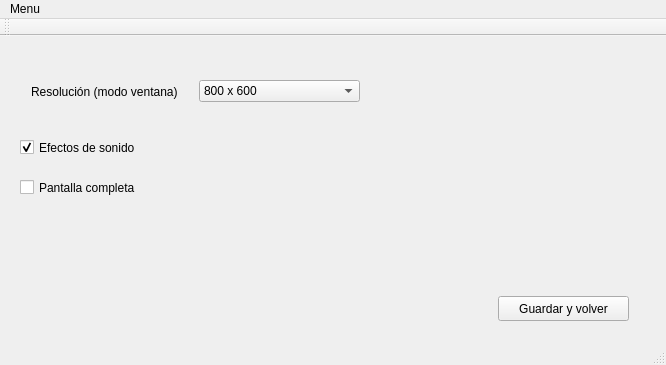
First picture: the form in client/qtdesigner/clientlobby.ui, repository gabyrobles93/worms-game-remake, before the edit.
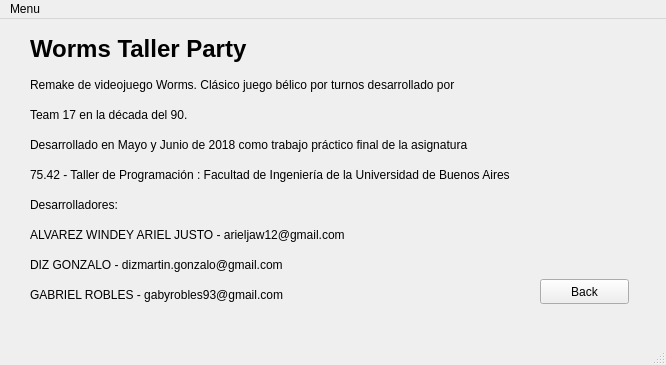
Second picture: the form after the edit. Icons and pictures are not drawn.

Commit message: Se agrega boton de 'acerca de' en la tool bar del cliente.

```diff
--- a/client/qtdesigner/clientlobby.ui
+++ b/client/qtdesigner/clientlobby.ui
@@ -36,7 +36,7 @@
      </rect>
     </property>
     <property name="currentIndex">
-     <number>6</number>
+     <number>5</number>
     </property>
     <widget class="QWidget" name="page_connection">
      <widget class="QGroupBox" name="box_connection">
@@ -750,8 +750,139 @@
      <zorder>background_4</zorder>
      <zorder>groupBox_2</zorder>
     </widget>
-    <widget class="QWidget" name="page_settings"/>
     <widget class="QWidget" name="page_about">
+     <widget class="QPushButton" name="button_back_about">
+      <property name="geometry">
+       <rect>
+        <x>540</x>
+        <y>260</y>
+        <width>89</width>
+        <height>25</height>
+       </rect>
+      </property>
+      <property name="text">
+       <string>Back</string>
+      </property>
+     </widget>
+     <widget class="QLabel" name="label_13">
+      <property name="geometry">
+       <rect>
+        <x>30</x>
+        <y>10</y>
+        <width>221</width>
+        <height>41</height>
+       </rect>
+      </property>
+      <property name="text">
+       <string>&lt;html&gt;&lt;head/&gt;&lt;body&gt;&lt;p&gt;&lt;span style=&quot; font-size:18pt; font-weight:600;&quot;&gt;Worms Taller Party&lt;/span&gt;&lt;/p&gt;&lt;/body&gt;&lt;/html&gt;</string>
+      </property>
+     </widget>
+     <widget class="QLabel" name="label_15">
+      <property name="geometry">
+       <rect>
+        <x>30</x>
+        <y>50</y>
+        <width>541</width>
+        <height>31</height>
+       </rect>
+      </property>
+      <property name="text">
+       <string>Remake de videojuego Worms. Clásico juego bélico por turnos desarrollado por</string>
+      </property>
+     </widget>
+     <widget class="QLabel" name="label_16">
+      <property name="geometry">
+       <rect>
+        <x>30</x>
+        <y>80</y>
+        <width>541</width>
+        <height>31</height>
+       </rect>
+      </property>
+      <property name="text">
+       <string>Team 17 en la década del 90.</string>
+      </property>
+     </widget>
+     <widget class="QLabel" name="label_17">
+      <property name="geometry">
+       <rect>
+        <x>30</x>
+        <y>110</y>
+        <width>581</width>
+        <height>31</height>
+       </rect>
+      </property>
+      <property name="text">
+       <string>Desarrollado en Mayo y Junio de 2018 como trabajo práctico final de la asignatura</string>
+      </property>
+     </widget>
+     <widget class="QLabel" name="label_18">
+      <property name="geometry">
+       <rect>
+        <x>30</x>
+        <y>140</y>
+        <width>611</width>
+        <height>31</height>
+       </rect>
+      </property>
+      <property name="text">
+       <string>75.42 - Taller de Programación : Facultad de Ingeniería de la Universidad de Buenos Aires</string>
+      </property>
+     </widget>
+     <widget class="QLabel" name="label_19">
+      <property name="geometry">
+       <rect>
+        <x>30</x>
+        <y>170</y>
+        <width>611</width>
+        <height>31</height>
+       </rect>
+      </property>
+      <property name="text">
+       <string>Desarrolladores:</string>
+      </property>
+     </widget>
+     <widget class="QLabel" name="label_20">
+      <property name="geometry">
+       <rect>
+        <x>30</x>
+        <y>200</y>
+        <width>381</width>
+        <height>31</height>
+       </rect>
+      </property>
+      <property name="text">
+       <string>ALVAREZ WINDEY ARIEL JUSTO - arieljaw12@gmail.com</string>
+      </property>
+     </widget>
+     <widget class="QLabel" name="label_21">
+      <property name="geometry">
+       <rect>
+        <x>30</x>
+        <y>230</y>
+        <width>381</width>
+        <height>31</height>
+       </rect>
+      </property>
+      <property name="text">
+       <string>DIZ GONZALO - dizmartin.gonzalo@gmail.com</string>
+      </property>
+     </widget>
+     <widget class="QLabel" name="label_22">
+      <property name="geometry">
+       <rect>
+        <x>30</x>
+        <y>260</y>
+        <width>381</width>
+        <height>31</height>
+       </rect>
+      </property>
+      <property name="text">
+       <string>GABRIEL ROBLES - gabyrobles93@gmail.com</string>
+      </property>
+     </widget>
+    </widget>
+    <widget class="QWidget" name="page_settings">
      <widget class="QWidget" name="horizontalLayoutWidget_8">
       <property name="geometry">
        <rect>
@@ -778,22 +909,22 @@
          </item>
          <item>
           <property name="text">
-           <string>1024×768</string>
+           <string>1024 x 768</string>
           </property>
          </item>
          <item>
           <property name="text">
-           <string>1152×640</string>
+           <string>1152 x 640</string>
           </property>
          </item>
          <item>
           <property name="text">
-           <string>1280×768</string>
+           <string>1280 x 768</string>
           </property>
          </item>
          <item>
           <property name="text">
-           <string>1920x1080</string>
+           <string>1920 x 1080</string>
           </property>
          </item>
         </widget>
@@ -846,17 +977,6 @@
    </widget>
   </widget>
   <widget class="QStatusBar" name="statusBar"/>
-  <widget class="QToolBar" name="toolBar">
-   <property name="windowTitle">
-    <string>toolBar</string>
-   </property>
-   <attribute name="toolBarArea">
-    <enum>TopToolBarArea</enum>
-   </attribute>
-   <attribute name="toolBarBreak">
-    <bool>false</bool>
-   </attribute>
-  </widget>
   <widget class="QMenuBar" name="menuBar">
    <property name="geometry">
     <rect>
```
The commit also changes 2 other files.
